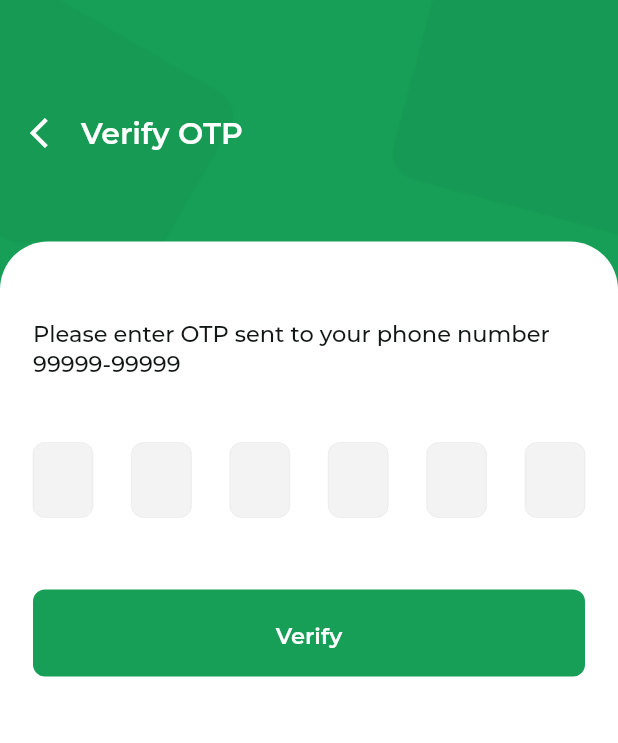
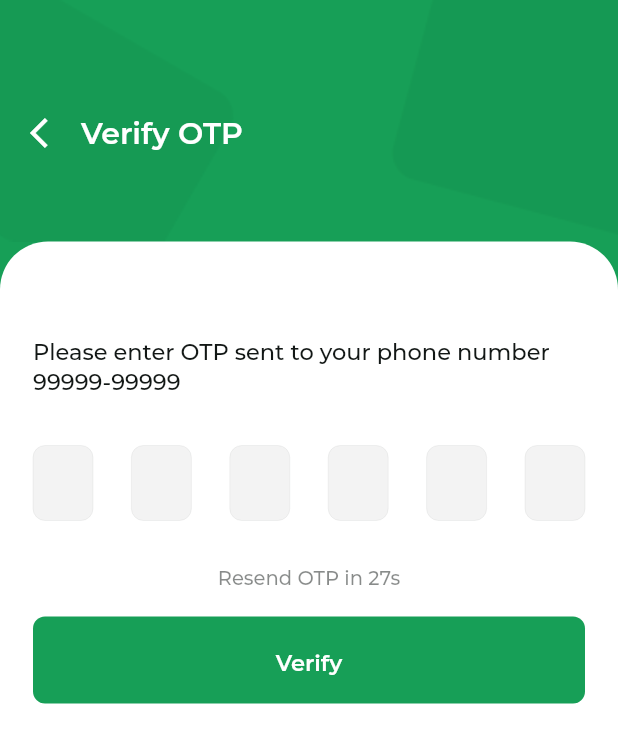
Before and after one commit to varmeh/botigaApp, a Flutter app: the VerifyOtpScreen screen opened by its route, after a tap on "Verify", on a phone screen of 412 x 824 dp. Shown: the top 743 px of the screen. Run offline on Flutter 3.47's test engine with Material 2 defaults, Android fonts, the phone set to English and light mode, and no system bars; drawn by our look-alikes of pin_code_fields; our stand-ins replace badges, cached_network_image, firebase_analytics, firebase_core, firebase_crashlytics, firebase_messaging and 5 more; missing offline and left inert: clipboard; accounts and stored records are empty; generated files the repository leaves out were written again; network calls fail; project files that could hold a hidden picture were left out.

Commit message:
resend timer set

```diff
--- a/lib/app/login/verifyOtp.dart
+++ b/lib/app/login/verifyOtp.dart
@@ -1,3 +1,4 @@
+import 'dart:async';
 import 'package:flutter/material.dart';
 
 import '../../theme/index.dart';
@@ -15,33 +16,76 @@ class _VerifyOtpScreenState extends State<VerifyOtpScreen> {
   GlobalKey<FormState> _form = GlobalKey();
   String pinValue = '';
 
+  Timer _timer;
+  int _start;
+
+  @override
+  void initState() {
+    super.initState();
+    startTimer();
+  }
+
+  @override
+  void dispose() {
+    _timer.cancel();
+    super.dispose();
+  }
+
   @override
   Widget build(BuildContext context) {
+    const sizedBox = SizedBox(height: 32);
+
     return Background(
       title: 'Verify OTP',
       backNavigation: true,
       child: Column(
         children: [
-          Padding(
-            padding: const EdgeInsets.only(top: 20, bottom: 10),
-            child: Text(
+          sizedBox,
+          Text(
             'Please enter OTP sent to your phone number 99999-99999',
             style: AppTheme.textStyle.w500.color100.size(15).lineHeight(1.3),
           ),
-          ),
-          Padding(
-            padding: const EdgeInsets.symmetric(vertical: 32.0),
-            child: Form(
+          sizedBox,
+          Form(
             key: _form,
             child: PinTextField(
               pins: 6,
               onSaved: (val) => pinValue = val,
             ),
           ),
+          SizedBox(height: 12),
+          _start > 0
+              ? Text(
+                  'Resend OTP in ${_start}s',
+                  style:
+                      AppTheme.textStyle.w500.color50.size(13).lineHeight(1.5),
+                )
+              : GestureDetector(
+                  onTap: () {
+                    startTimer();
+                  },
+                  child: Text(
+                    'Resend OTP',
+                    style: AppTheme.textStyle.w500
+                        .colored(AppTheme.primaryColor)
+                        .size(13)
+                        .lineHeight(1.5),
                   ),
+                ),
+          SizedBox(height: 16),
           formButton(),
         ],
       ),
+    );
+  }
+
+  void startTimer() {
+    _start = 30;
+    const oneSec = const Duration(seconds: 1);
+    _timer = new Timer.periodic(
+      oneSec,
+      (Timer timer) =>
+          setState(() => _start < 1 ? _timer.cancel() : _start = _start - 1),
     );
   }
 
```
Lines whose indentation alone changed are shown as unchanged.
